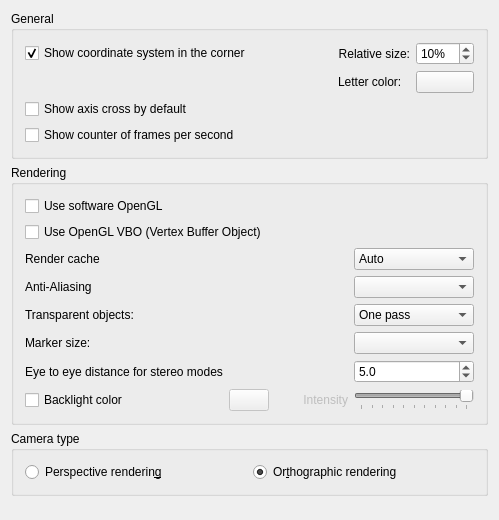
The window that src/Gui/PreferencePages/DlgSettings3DView.ui (southseact-3d/fcd) describes before a commit, drawn with Qt 5.
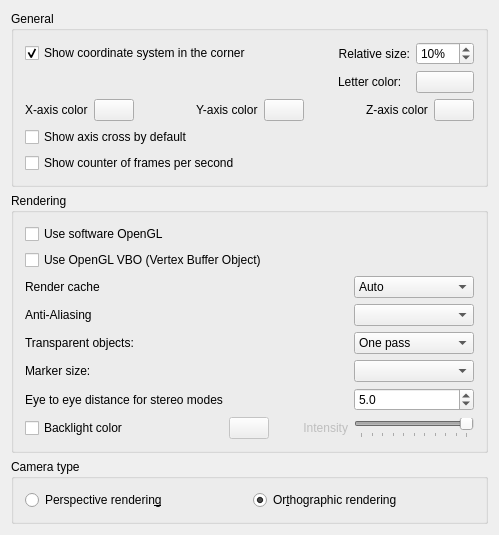
The same window after the commit. Custom widgets are drawn as their Qt base class.

Commit message: [Gui] Add ability to change axis colors

```diff
--- a/src/Gui/PreferencePages/DlgSettings3DView.ui
+++ b/src/Gui/PreferencePages/DlgSettings3DView.ui
@@ -122,6 +122,117 @@
         </item>
        </layout>
       </item>
+      <item>
+       <layout class="QHBoxLayout" name="horizontalLayout_2">
+        <item>
+         <widget class="QLabel" name="xAxisLabel">
+          <property name="text">
+           <string>X-axis color</string>
+          </property>
+         </widget>
+        </item>
+        <item>
+         <widget class="Gui::PrefColorButton" name="xAxisColor">
+          <property name="text">
+           <string/>
+          </property>
+          <property name="prefEntry" stdset="0">
+           <cstring>AxisXColor</cstring>
+          </property>
+          <property name="prefPath" stdset="0">
+           <cstring>View</cstring>
+          </property>
+          <property name="color" stdset="0">
+           <color>
+            <red>204</red>
+            <green>51</green>
+            <blue>51</blue>
+           </color>
+          </property>
+         </widget>
+        </item>
+        <item>
+         <spacer name="horizontalSpacer_2">
+          <property name="orientation">
+           <enum>Qt::Horizontal</enum>
+          </property>
+          <property name="sizeHint" stdset="0">
+           <size>
+            <width>40</width>
+            <height>20</height>
+           </size>
+          </property>
+         </spacer>
+        </item>
+        <item>
+         <widget class="QLabel" name="yAxisLabel">
+          <property name="text">
+           <string>Y-axis color</string>
+          </property>
+         </widget>
+        </item>
+        <item>
+         <widget class="Gui::PrefColorButton" name="yAxisColor">
+          <property name="text">
+           <string/>
+          </property>
+          <property name="prefEntry" stdset="0">
+           <cstring>AxisYColor</cstring>
+          </property>
+          <property name="prefPath" stdset="0">
+           <cstring>View</cstring>
+          </property>
+          <property name="color" stdset="0">
+           <color>
+            <red>51</red>
+            <green>204</green>
+            <blue>51</blue>
+           </color>
+          </property>
+         </widget>
+        </item>
+        <item>
+         <spacer name="horizontalSpacer_3">
+          <property name="orientation">
+           <enum>Qt::Horizontal</enum>
+          </property>
+          <property name="sizeHint" stdset="0">
+           <size>
+            <width>40</width>
+            <height>20</height>
+           </size>
+          </property>
+         </spacer>
+        </item>
+        <item>
+         <widget class="QLabel" name="zAxisLabel">
+          <property name="text">
+           <string>Z-axis color</string>
+          </property>
+         </widget>
+        </item>
+        <item>
+         <widget class="Gui::PrefColorButton" name="zAxisColor">
+          <property name="text">
+           <string/>
+          </property>
+          <property name="prefEntry" stdset="0">
+           <cstring>AxisZColor</cstring>
+          </property>
+          <property name="prefPath" stdset="0">
+           <cstring>View</cstring>
+          </property>
+          <property name="color" stdset="0">
+           <color>
+            <red>51</red>
+            <green>51</green>
+            <blue>204</blue>
+           </color>
+          </property>
+         </widget>
+        </item>
+       </layout>
+      </item>
       <item>
        <widget class="Gui::PrefCheckBox" name="CheckBox_ShowAxisCross">
         <property name="toolTip">
```
The commit also changes 2 other files.
